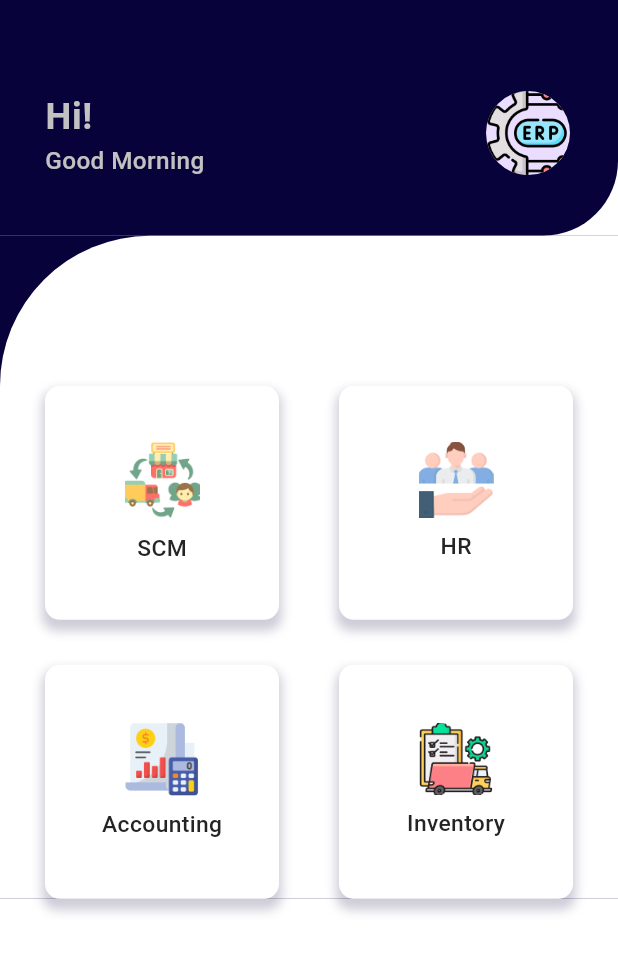
After one commit to YoussefReda-YRM/erp_system, a Flutter app: the screen it shows after launch, on a phone screen of 412 x 824 dp. The commit adds this screen. Shown: the top 953 px of the screen. Run offline on Flutter 3.47's test engine with Material 3 defaults, Android fonts, the light colour scheme and no system bars; our stand-ins replace dartz, dio, equatable, flutter_bloc, flutter_screenutil, get_it and 4 more; generated files the repository leaves out were written again.

Commit message:
change custom app bar

```diff
--- /dev/null
+++ b/lib/features/home/ui/widgets/custom_app_bar.dart
@@ -0,0 +1,50 @@
+import 'package:erp_system/core/utils/assets.dart';
+import 'package:erp_system/core/utils/colors_app.dart';
+import 'package:erp_system/core/utils/styles.dart';
+import 'package:flutter/material.dart';
+import 'package:flutter_screenutil/flutter_screenutil.dart';
+
+class CustomAppBarHomeScreen extends StatelessWidget {
+  const CustomAppBarHomeScreen({
+    super.key,
+  });
+
+  @override
+  Widget build(BuildContext context) {
+    return Container(
+      decoration: const BoxDecoration(
+        color: ColorsApp.primaryColor,
+        borderRadius: BorderRadius.only(
+          bottomRight: Radius.circular(50),
+        ),
+      ),
+      child: Column(
+        children: [
+          SizedBox(
+            height: 50.h,
+          ),
+          ListTile(
+            contentPadding: const EdgeInsets.symmetric(horizontal: 30),
+            title: Text(
+              'Hi!',
+              style: Styles.font24LightGreyBold,
+            ),
+            subtitle: Text(
+              'Good Morning',
+              style: Styles.font16LightGreyMedium,
+            ),
+            trailing: const CircleAvatar(
+              radius: 30,
+              backgroundImage: AssetImage(
+                AssetsData.logo,
+              ),
+            ),
+          ),
+          SizedBox(
+            height: 30.h,
+          ),
+        ],
+      ),
+    );
+  }
+}
--- /dev/null
+++ b/lib/features/home/ui/widgets/item_module.dart
@@ -0,0 +1,39 @@
+import 'package:erp_system/core/utils/colors_app.dart';
+import 'package:erp_system/core/utils/styles.dart';
+import 'package:flutter/material.dart';
+import 'package:flutter_screenutil/flutter_screenutil.dart';
+
+itemModule(String title, String moduleImage) => InkWell(
+        onTap: () {
+          print(title);
+        },
+        child: Container(
+          decoration: BoxDecoration(
+              color: Colors.white,
+              borderRadius: BorderRadius.circular(10),
+              boxShadow: [
+                BoxShadow(
+                  offset: const Offset(0, 5),
+                  color: ColorsApp.primaryColor.withOpacity(0.2),
+                  spreadRadius: 2,
+                  blurRadius: 5,
+                )
+              ]),
+          child: Column(
+            mainAxisAlignment: MainAxisAlignment.center,
+            children: [
+              Image.asset(
+                moduleImage,
+                width: 50,
+              ),
+              SizedBox(
+                height: 8.h,
+              ),
+              Text(
+                title,
+                style: Styles.font15DarkBlueMedium,
+              )
+            ],
+          ),
+        ),
+      );
--- /dev/null
+++ b/lib/features/home/ui/widgets/items_modules.dart
@@ -0,0 +1,40 @@
+import 'package:erp_system/core/utils/assets.dart';
+import 'package:erp_system/core/utils/colors_app.dart';
+import 'package:erp_system/features/home/ui/widgets/item_module.dart';
+import 'package:flutter/material.dart';
+
+class ItemsModules extends StatelessWidget {
+  const ItemsModules({super.key});
+
+  @override
+  Widget build(BuildContext context) {
+    return Container(
+            color: ColorsApp.primaryColor,
+            child: Container(
+              padding: const EdgeInsets.symmetric(horizontal: 30),
+              decoration: const BoxDecoration(
+                color: Colors.white,
+                borderRadius: BorderRadius.only(
+                  topLeft: Radius.circular(100),
+                ),
+              ),
+              child: Padding(
+                padding: const EdgeInsets.only(top: 100),
+                child: GridView.count(
+                  shrinkWrap: true,
+                  physics: const NeverScrollableScrollPhysics(),
+                  crossAxisCount: 2,
+                  crossAxisSpacing: 40,
+                  mainAxisSpacing: 30,
+                  children: [
+                    itemModule('SCM', AssetsData.scm),
+                    itemModule('HR', AssetsData.hr),
+                    itemModule('Accounting', AssetsData.accounting),
+                    itemModule('Inventory', AssetsData.inventory),
+                  ],
+                ),
+              ),
+            ),
+          );
+  }
+}
```
Also changed, not shown: lib/features/home/ui/widgets/home_view_body.dart (+5 -104 lines).
